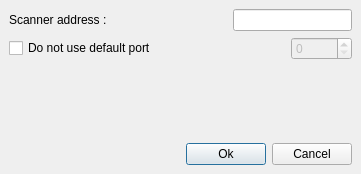
Qt form src/xc2424scan/ui/widgets/configwidgetbase.ui (mbouchar/xc2424scan) before a commit.
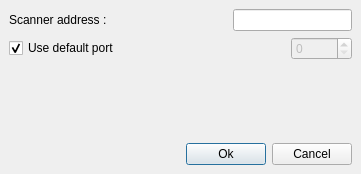
The same form after that commit.

Commit message: [svn r5113] Improvements to config dialog

```diff
--- a/src/xc2424scan/ui/widgets/configwidgetbase.ui
+++ b/src/xc2424scan/ui/widgets/configwidgetbase.ui
@@ -69,7 +69,10 @@
      <item>
       <widget class="QCheckBox" name="useDefault" >
        <property name="text" >
-        <string>Do not use default port</string>
+        <string>Use default port</string>
+       </property>
+       <property name="checked" >
+        <bool>true</bool>
        </property>
       </widget>
      </item>
```
Left out of the diff: 64 changed lines with no effect on the pictures. The commit also changes 4 other files.
